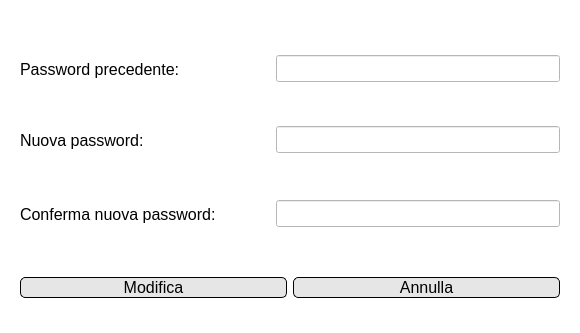
Before: the Qt Designer form View/Amministratore/UI files/cambia password.ui in FrancescoFinizii/Biblioteca-universitaria, drawn with Qt 5.
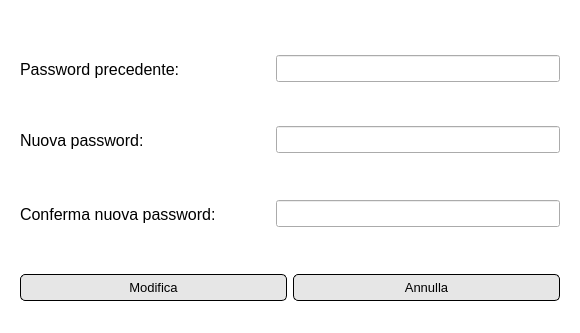
After: the same form once the commit is applied. Icons and pictures are not drawn.

Patch:
```diff
--- a/View/Amministratore/UI files/cambia password.ui
+++ b/View/Amministratore/UI files/cambia password.ui
@@ -18,7 +18,20 @@
     <normaloff>../Resources/logo.png</normaloff>../Resources/logo.png</iconset>
   </property>
   <property name="styleSheet">
-   <string notr="true">background-color: rgb(255, 255, 255);</string>
+   <string notr="true">QDialog#Dialog {
+background-color: rgb(255, 255, 255);
+color:black;
+}
+QPushButton {
+	border: 1px solid;
+	background-color:rgb(230, 230, 230);
+	border-radius: 5px;
+	border-color: rgb(0, 0, 0);
+	padding: 5px 3px;
+}
+QPushButton:hover {
+	background-color: rgb(207, 207, 207);
+}</string>
   </property>
   <layout class="QVBoxLayout" name="verticalLayout">
    <item>
@@ -232,7 +245,7 @@
        <widget class="QPushButton" name="modificaButton">
         <property name="font">
          <font>
-          <pointsize>12</pointsize>
+          <pointsize>10</pointsize>
          </font>
         </property>
         <property name="styleSheet">
@@ -259,7 +272,7 @@
        <widget class="QPushButton" name="annullaButton">
         <property name="font">
          <font>
-          <pointsize>12</pointsize>
+          <pointsize>10</pointsize>
          </font>
         </property>
         <property name="styleSheet">
```
